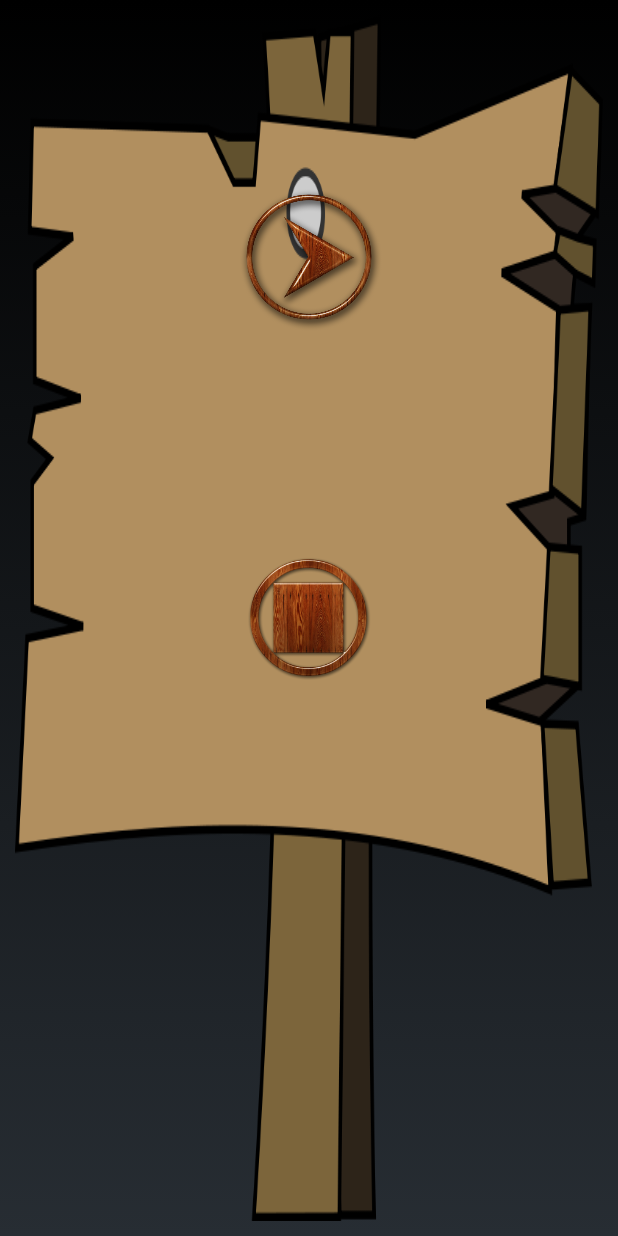
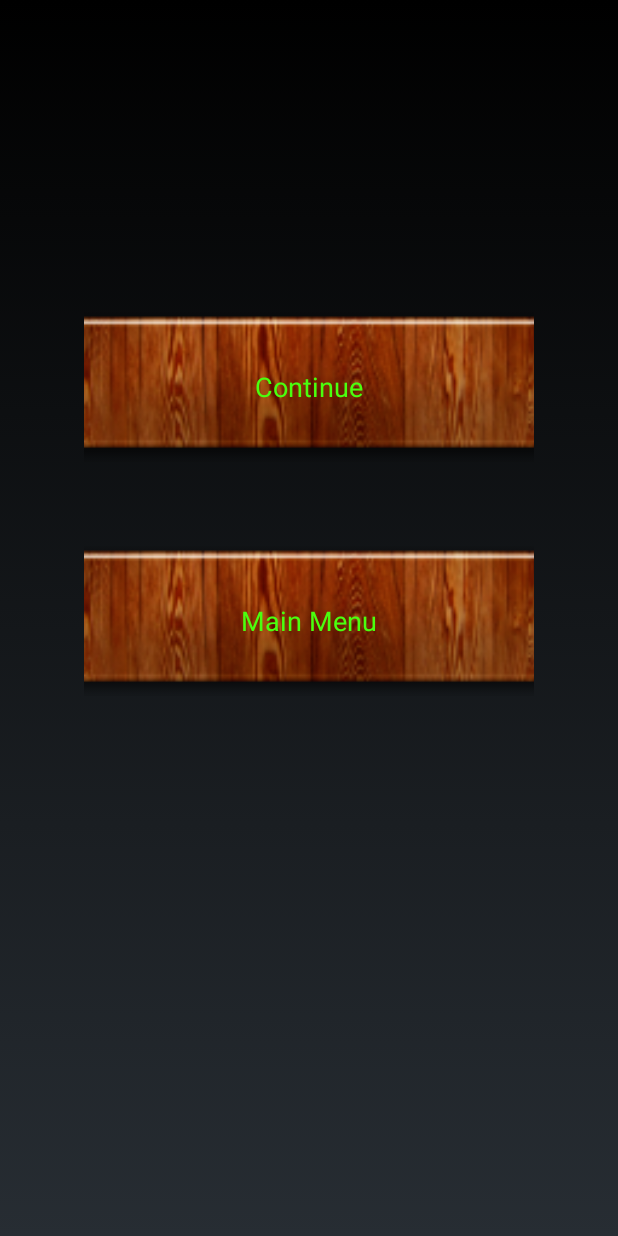
Before and after one commit to CaptainBlink/BrainWaveApp, an Android app: the layout pause_menu.xml on its own in the app's theme, with its tools: preview values and no code run, on a phone screen of 412 x 824 dp. Run offline under Robolectric (Android 15) with nearby library versions, the phone set to English and light mode, and no system bars; Roboto replaces fonts that are not available here.

Commit message:
Revert "Pause Menu"
This reverts commit f9b62938c504cdd7c12db8db6908a0d577fe099f.

```diff
--- a/BrainWaveApp/app/src/main/java/com/groupx/brainwaveapp/Game.java
+++ b/BrainWaveApp/app/src/main/java/com/groupx/brainwaveapp/Game.java
@@ -28,6 +28,8 @@ public class Game extends ActionBarActivity {
     Button btnStop;
     Button btnReset;
     TextView txt;
+    TextView txt1;
+    TextView txt2;
     long elapsedTime=0;
     String currentTime="";
     long startTime=SystemClock.elapsedRealtime();
@@ -73,7 +75,6 @@ public class Game extends ActionBarActivity {
         setContentView(R.layout.game);
 
 
-
         Rel_main_game = (RelativeLayout) findViewById(R.id.main_game_id);
 
         DisplayMetrics dm = new DisplayMetrics();
@@ -107,6 +108,12 @@ public class Game extends ActionBarActivity {
         txt=(TextView)findViewById(R.id.txt);
 
 
+        txt1 = (TextView) findViewById(R.id.continue_g);
+        txt2 = (TextView) findViewById(R.id.go_mainmenu);
+
+        Typeface Custom = Typeface.createFromAsset(getAssets(), "orange juice 2.0.ttf");
+        txt1.setTypeface(Custom);
+        txt2.setTypeface(Custom);
 
     }
     public void onClick(View v) {
--- a/BrainWaveApp/app/src/main/res/layout/pause_menu.xml
+++ b/BrainWaveApp/app/src/main/res/layout/pause_menu.xml
@@ -1,55 +1,58 @@
 <RelativeLayout xmlns:android="http://schemas.android.com/apk/res/android"
-    xmlns:tools="http://schemas.android.com/tools"
-    android:layout_width="fill_parent"
-    android:layout_height="fill_parent"
-    android:orientation="vertical"
-    android:layout_margin="15px"
+    xmlns:tools="http://schemas.android.com/tools" android:layout_width="match_parent"
+    android:layout_height="match_parent" android:paddingLeft="@dimen/activity_horizontal_margin"
+    android:paddingRight="@dimen/activity_horizontal_margin"
+    android:paddingTop="@dimen/activity_vertical_margin"
+    android:paddingBottom="@dimen/activity_vertical_margin"
     tools:context="com.groupx.brainwaveapp.pause_menu"
-    android:id="@+id/Rel"
-    android:background="@mipmap/signal">
-
+    android:id="@+id/Rel">
 
     <RelativeLayout
-        android:layout_width="120dp"
-        android:layout_height="120dp"
-        android:layout_weight="1"
-        android:gravity="center_vertical"
-        android:id="@+id/relativeLayout"
+        android:layout_width="450px"
+        android:layout_height="150px"
         android:layout_alignParentTop="true"
-        android:layout_alignStart="@+id/relativeLayout2"
-        android:layout_marginTop="101dp">
-
+        android:layout_centerHorizontal="true"
+        android:layout_marginTop="192dp"
+        android:id="@+id/relativeLayout">
 
         <ImageView
+            android:layout_width="match_parent"
+            android:layout_height="match_parent"
             android:id="@+id/img_cont"
-            android:src="@mipmap/resume"
-            android:scaleType="fitXY"
-            android:layout_width="fill_parent"
-            android:layout_height="fill_parent"
-            android:layout_centerHorizontal="true"
-            android:layout_centerVertical="true"
-            android:padding="10dp"/>
+            android:src="@mipmap/button1"
+            android:scaleType="centerCrop" />
 
+        <TextView
+            android:layout_width="match_parent"
+            android:layout_height="match_parent"
+            android:textAppearance="?android:attr/textAppearanceMedium"
+            android:text="@string/menu_continue"
+            android:id="@+id/continue_g"
+            android:gravity="center"
+            android:textColor="#ff4aff0f" />
     </RelativeLayout>
 
     <RelativeLayout
-        android:layout_width="120dp"
-        android:layout_height="120dp"
-        android:layout_weight="1"
-        android:id="@+id/relativeLayout2"
-        android:layout_centerVertical="true"
-        android:layout_centerHorizontal="true">
+        android:layout_width="450px"
+        android:layout_height="150px"
+        android:layout_marginTop="56dp"
+        android:layout_below="@+id/relativeLayout"
+        android:layout_alignStart="@+id/relativeLayout">
 
         <ImageView
+            android:layout_width="match_parent"
+            android:layout_height="match_parent"
+            android:id="@+id/toMain"
+            android:scaleType="centerCrop"
+            android:src="@mipmap/button1" />
 
-            android:id="@+id/toMain"
-            android:src="@mipmap/quit"
-            android:layout_width="fill_parent"
-            android:layout_height="fill_parent"
-            android:layout_centerHorizontal="true"
-            android:layout_centerVertical="true"
-            android:scaleType="fitXY"
-            android:padding="10dp"  />
-
+        <TextView
+            android:layout_width="match_parent"
+            android:layout_height="match_parent"
+            android:textAppearance="?android:attr/textAppearanceMedium"
+            android:text="@string/main_menu"
+            android:id="@+id/go_mainmenu"
+            android:gravity="center"
+            android:textColor="#ff4aff0f" />
     </RelativeLayout>
 </RelativeLayout>
```
Also changed, not shown: BrainWaveApp/app/src/main/res/mipmap-hdpi/quit.png (deleted), BrainWaveApp/app/src/main/res/mipmap-hdpi/resume.png (deleted), BrainWaveApp/app/src/main/res/mipmap-hdpi/signal.png (deleted).
